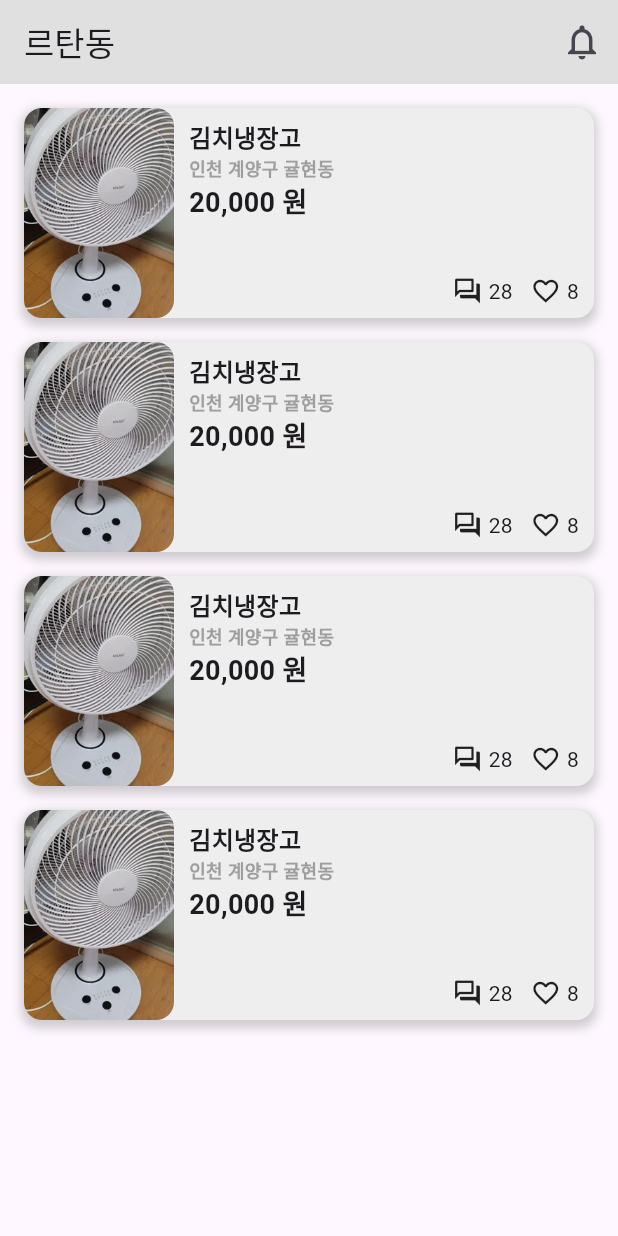
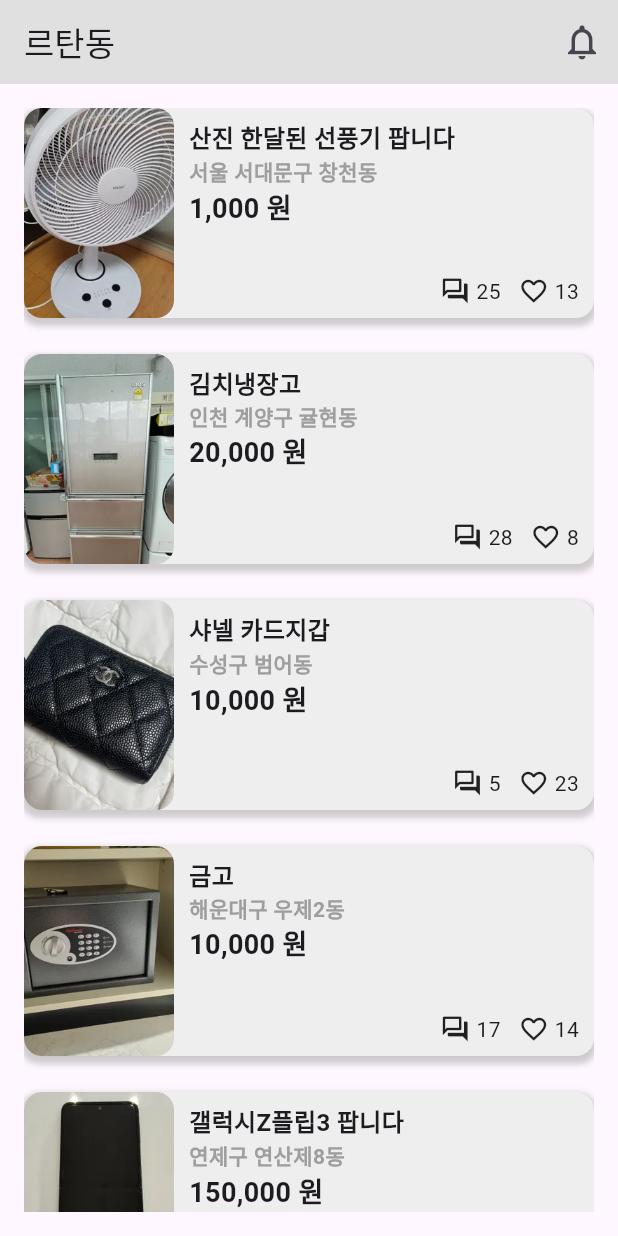
Before and after one commit to Hamiric/flutter_market_apple, a Flutter app: the screen it shows after launch, on a phone screen of 412 x 824 dp. Run offline on Flutter 3.47's test engine with Material 3 defaults, Android fonts, the phone set to English and light mode, and no system bars; our stand-ins replace csv, flutter_riverpod.

Commit message:
[Feat] : csv 파일 읽기 및 연결

```diff
--- /dev/null
+++ b/lib/data/dto/dto_product.dart
@@ -0,0 +1,37 @@
+class Product {
+  final int id;
+  final String imageName;
+  final String title;
+  final String description;
+  final String seller;
+  final int price;
+  final String address;
+  final int likes;
+  final int chats;
+
+  Product({
+    this.id = 0,
+    this.imageName = '',
+    this.title = '',
+    this.description = '',
+    this.seller = '',
+    this.price = 0,
+    this.address = '',
+    this.likes = 0,
+    this.chats = 0,
+  });
+
+  factory Product.fromCsv(List<String> row) {
+    return Product(
+      id: int.parse(row[0]),
+      imageName: row[1],
+      title: row[2],
+      description: row[3],
+      seller: row[4],
+      price: int.parse(row[5]),
+      address: row[6],
+      likes: int.parse(row[7]),
+      chats: int.parse(row[8]),
+    );
+  }
+}
--- /dev/null
+++ b/lib/presentation/app/stringprice.dart
@@ -0,0 +1,6 @@
+import 'package:intl/intl.dart';
+
+String formatPrice(int price) {
+  final format = NumberFormat('#,###');
+  return '${format.format(price)} 원';
+}
--- a/lib/presentation/ui/main/mainpage.dart
+++ b/lib/presentation/ui/main/mainpage.dart
@@ -1,28 +1,43 @@
+import 'package:apple_market/presentation/ui/main/viewmodel/mainpage_viewmodel.dart';
 import 'package:apple_market/presentation/ui/main/widgets/items.dart';
 import 'package:flutter/material.dart';
+import 'package:flutter_riverpod/flutter_riverpod.dart';
 
-class MainPage extends StatelessWidget {
+class MainPage extends ConsumerWidget {
   const MainPage({super.key});
 
   @override
-  Widget build(BuildContext context) {
+  Widget build(BuildContext context, WidgetRef ref) {
+    final mainState = ref.watch(mainPageViewModelProvider);
+
     return Scaffold(
       appBar: AppBar(
         title: Text('르탄동'),
         actions: [
-          IconButton(onPressed: () {}, icon: Icon(Icons.notifications_none, size: 28,)),
+          IconButton(
+            onPressed: () {},
+            icon: Icon(Icons.notifications_none, size: 28),
+          ),
         ],
       ),
-      body: SafeArea(
-        child: Padding(
-          padding: const EdgeInsets.symmetric(horizontal: 16, vertical: 16),
-          child: ListView.builder(
-            itemCount: 4,
-            itemBuilder: (BuildContext context, int index){
-              return Items();
-            }
-          ),
-        ),
+      body: mainState.when(
+        data: (state) {
+          final products = state.product;
+
+          return SafeArea(
+            child: Padding(
+              padding: const EdgeInsets.symmetric(horizontal: 16, vertical: 16),
+              child: ListView.builder(
+                itemCount: products.length,
+                itemBuilder: (BuildContext context, int index) {
+                  return Items(products: products[index]);
+                },
+              ),
+            ),
+          );
+        },
+        loading: () => const Center(child: CircularProgressIndicator()),
+        error: (error, _) => Center(child: Text('에러 발생: $error')),
       ),
     );
   }
--- a/lib/presentation/ui/main/viewmodel/mainpage_viewmodel.dart
+++ b/lib/presentation/ui/main/viewmodel/mainpage_viewmodel.dart
@@ -1,17 +1,44 @@
+import 'dart:developer';
+
+import 'package:apple_market/data/dto/dto_product.dart';
+import 'package:csv/csv.dart';
+import 'package:flutter/services.dart';
 import 'package:flutter_riverpod/flutter_riverpod.dart';
 
 class MainState {
+  List<Product> product;
 
+  MainState(this.product);
 }
 
-class MainPageViewmodel extends Notifier<MainState> {
+class MainPageViewmodel extends AsyncNotifier<MainState> {
   @override
-  MainState build() {
-    return MainState();
+  Future<MainState> build() async {
+    try {
+      final raw = await rootBundle.loadString('assets/data/dummy_data.csv');
+      final rows = const CsvToListConverter(
+        eol: '\n',
+        shouldParseNumbers: false,
+        textDelimiter: '"',
+      ).convert(raw);
+
+      final filteredRows =
+          rows
+              .where((row) => row.any((e) => e.toString().trim().isNotEmpty))
+              .toList();
+      final dataRows = filteredRows.skip(1).toList();
+      final product =
+          dataRows.map((row) => Product.fromCsv(row.cast<String>())).toList();
+
+      return MainState(product);
+    } catch (e, stack) {
+      log('csv 읽기 실패: $e\n$stack');
+      return MainState([Product()]);
+    }
   }
 }
 
 final mainPageViewModelProvider =
-    NotifierProvider<MainPageViewmodel, MainState>(() {
+    AsyncNotifierProvider<MainPageViewmodel, MainState>(() {
       return MainPageViewmodel();
     });
--- a/lib/presentation/ui/main/widgets/items.dart
+++ b/lib/presentation/ui/main/widgets/items.dart
@@ -1,12 +1,16 @@
+import 'package:apple_market/data/dto/dto_product.dart';
+import 'package:apple_market/presentation/app/stringprice.dart';
 import 'package:flutter/material.dart';
 
 class Items extends StatelessWidget {
-  const Items({super.key});
+  const Items({super.key, required this.products});
+
+  final Product products;
 
   @override
   Widget build(BuildContext context) {
     return Padding(
-      padding: const EdgeInsets.only(bottom: 16),
+      padding: const EdgeInsets.only(bottom: 24),
       child: Container(
         height: 140,
         decoration: BoxDecoration(
@@ -16,7 +20,7 @@ class Items extends StatelessWidget {
             BoxShadow(
               color: Colors.grey.withValues(alpha: 0.5),
               spreadRadius: 2,
-              blurRadius: 5,
+              blurRadius: 3,
               offset: Offset(0, 3),
             ),
           ],
@@ -29,7 +33,7 @@ class Items extends StatelessWidget {
               height: 140,
               child: ClipRRect(
                 borderRadius: BorderRadius.circular(12),
-                child: Image.asset('assets/img/sample1.png', fit: BoxFit.cover),
+                child: Image.asset('assets/img/${products.imageName}.png', fit: BoxFit.cover),
               ),
             ),
             // 데이터
@@ -44,7 +48,7 @@ class Items extends StatelessWidget {
                   children: [
                     // 상품명
                     Text(
-                      '김치냉장고',
+                      products.title,
                       style: TextStyle(
                         fontSize: 16,
                         fontWeight: FontWeight.bold,
@@ -54,16 +58,16 @@ class Items extends StatelessWidget {
                     ),
                     // 주소
                     Text(
-                      '인천 계양구 귤현동',
+                      products.address,
                       style: TextStyle(
-                        fontSize: 12,
+                        fontSize: 14,
                         fontWeight: FontWeight.w600,
                         color: Colors.grey,
                       ),
                     ),
                     // 가격
                     Text(
-                      '20,000 원',
+                      formatPrice(products.price),
                       style: TextStyle(
                         fontSize: 18,
                         fontWeight: FontWeight.bold,
@@ -78,11 +82,11 @@ class Items extends StatelessWidget {
                         children: [
                           Icon(Icons.forum_outlined, size: 20),
                           SizedBox(width: 4),
-                          Text('28'),
+                          Text(products.chats.toString()),
                           SizedBox(width: 12),
                           Icon(Icons.favorite_border, size: 20),
                           SizedBox(width: 4),
-                          Text('8'),
+                          Text(products.likes.toString()),
                         ],
                       ),
                     ),
--- a/pubspec.yaml
+++ b/pubspec.yaml
@@ -35,6 +35,8 @@ dependencies:
   # Use with the CupertinoIcons class for iOS style icons.
   cupertino_icons: ^1.0.8
   flutter_riverpod: ^2.6.1
+  intl: ^0.20.2
+  csv: ^6.0.0
 
 dev_dependencies:
   flutter_test:
@@ -61,6 +63,7 @@ flutter:
   # To add assets to your application, add an assets section, like this:
   assets:
     - assets/img/
+    - assets/data/
 
   # An image asset can refer to one or more resolution-specific "variants", see
   # https://flutter.dev/to/resolution-aware-images
```
Also changed, not shown: pubspec.lock, 1 other file.
